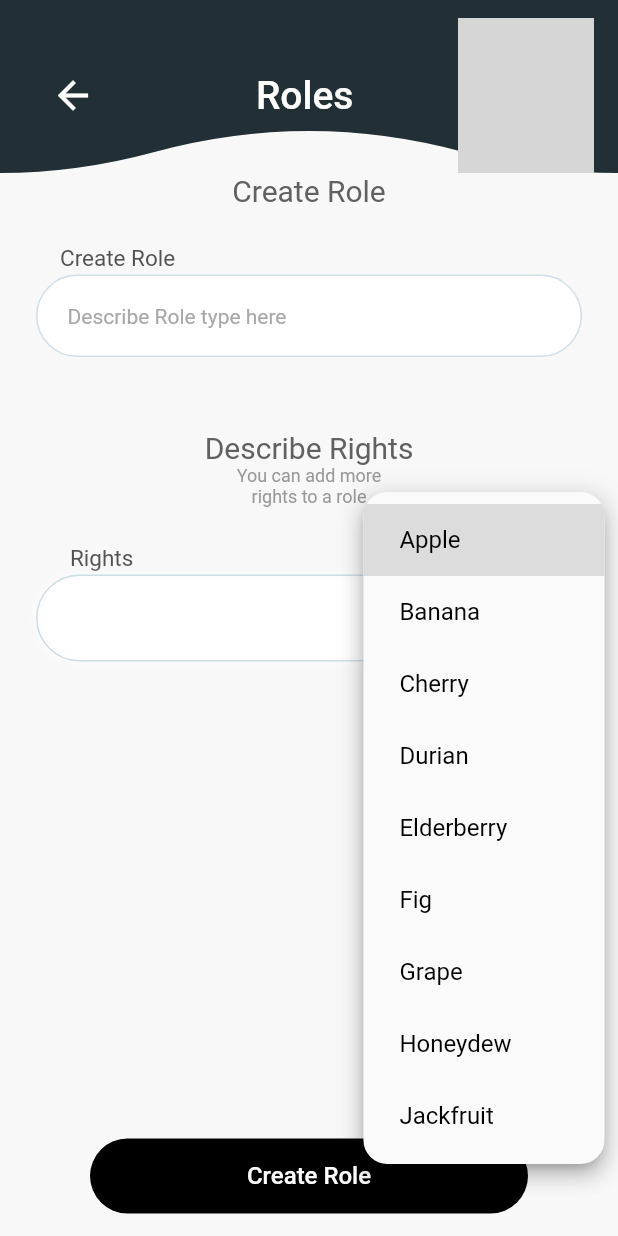
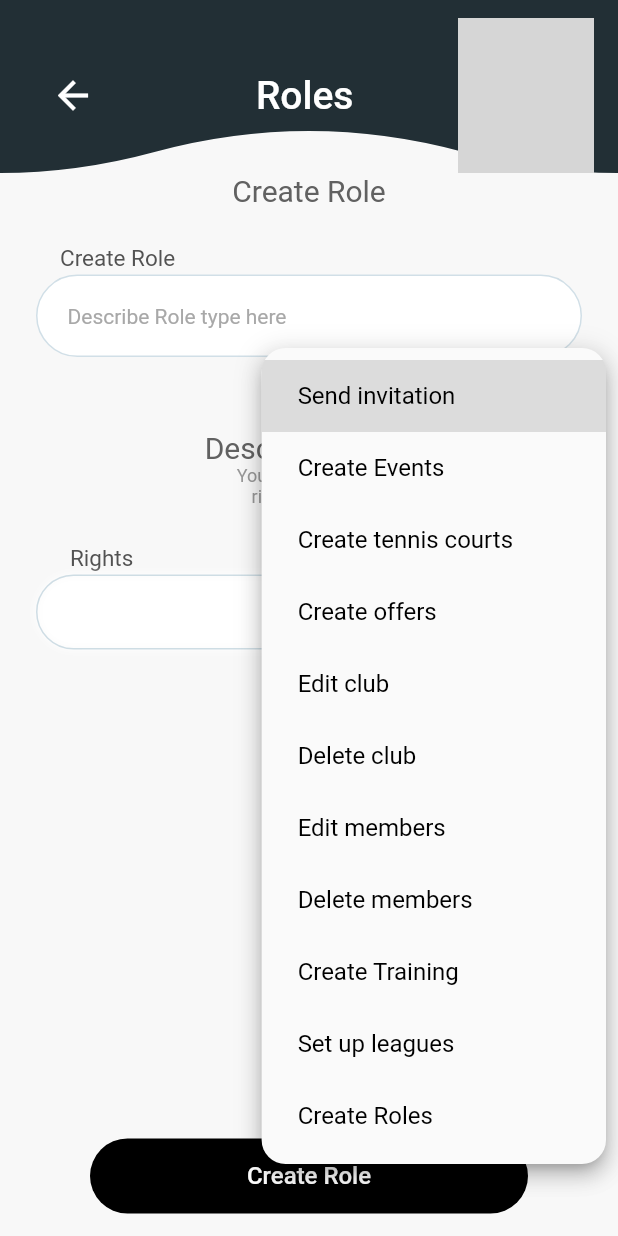
Before and after one commit to El-Sayed-Mustafa/Tennis-App, a Flutter app: the screen it shows after launch, after a tap on the "arrow drop down" icon, on a phone screen of 412 x 824 dp. Run offline on Flutter 3.47's test engine with Material 2 defaults, Android fonts, the phone set to English and light mode, and no system bars; our stand-ins replace bloc, carousel_slider, cloud_firestore, curved_navigation_bar, firebase_auth, firebase_core and 10 more; accounts and stored records are empty; Roboto replaces fonts that are missing (Poppins); grey boxes are pictures that could not be loaded.

Commit message:
bug fix in roles screen

```diff
--- a/lib/Main-Features/Featured/roles/create_role/view/widgets/rights_selector.dart
+++ b/lib/Main-Features/Featured/roles/create_role/view/widgets/rights_selector.dart
@@ -16,15 +16,17 @@ class RightSelector extends StatefulWidget {
 
 class _RightSelectorState extends State<RightSelector> {
   List<String> words = [
-    'Apple',
-    'Banana',
-    'Cherry',
-    'Durian',
-    'Elderberry',
-    'Fig',
-    'Grape',
-    'Honeydew',
-    'Jackfruit',
+    'Send invitation',
+    'Create Events',
+    'Create tennis courts',
+    'Create offers',
+    'Edit club',
+    'Delete club',
+    'Edit members',
+    'Delete members',
+    'Create Training',
+    'Set up leagues',
+    'Create Roles',
   ];
 
   List<Color> wordColors = [
@@ -54,11 +56,24 @@ class _RightSelectorState extends State<RightSelector> {
             ),
           ),
         ),
-        Container(
-          padding: const EdgeInsets.symmetric(horizontal: 8.0, vertical: 4),
+        SizedBox(
+          width: double.infinity,
+          child: Stack(
+            children: [
+              LayoutBuilder(
+                builder: (context, constraints) {
+                  final containerHeight =
+                      widget.selectedWords.isNotEmpty ? null : 50.0;
+
+                  return Container(
+                    width: double.infinity,
+                    height: containerHeight,
+                    padding: const EdgeInsets.symmetric(
+                        horizontal: 8.0, vertical: 4),
                     decoration: BoxDecoration(
                       borderRadius: BorderRadius.circular(30),
-            border: Border.all(color: const Color(0x300A557F), width: 1),
+                      border:
+                          Border.all(color: const Color(0x300A557F), width: 1),
                       boxShadow: const [
                         BoxShadow(
                           color: Colors.white,
@@ -67,16 +82,14 @@ class _RightSelectorState extends State<RightSelector> {
                         ),
                       ],
                     ),
-          child: Row(
-            children: [
-              Expanded(
                     child: Wrap(
-                  spacing: 8.0,
-                  runSpacing: 8.0,
+                      spacing: 6.0,
+                      runSpacing: 6.0,
                       children: widget.selectedWords.map<Widget>((String word) {
                         return Container(
                           decoration: ShapeDecoration(
-                        color: wordColors[widget.selectedWords.indexOf(word) %
+                            color: wordColors[
+                                widget.selectedWords.indexOf(word) %
                                     wordColors.length],
                             shape: RoundedRectangleBorder(
                               borderRadius: BorderRadius.circular(20),
@@ -88,8 +101,13 @@ class _RightSelectorState extends State<RightSelector> {
                         );
                       }).toList(),
                     ),
+                  );
+                },
               ),
-              DropdownButtonHideUnderline(
+              Positioned(
+                right: 8,
+                top: 0,
+                child: DropdownButtonHideUnderline(
                   child: DropdownButton<String>(
                     value: null,
                     onChanged: (String? newValue) {
@@ -125,6 +143,7 @@ class _RightSelectorState extends State<RightSelector> {
                     }).toList(),
                   ),
                 ),
+              ),
             ],
           ),
         ),
--- a/lib/Main-Features/Featured/roles/roles_list/view/roles_list_screen.dart
+++ b/lib/Main-Features/Featured/roles/roles_list/view/roles_list_screen.dart
@@ -0,0 +1,10 @@
+import 'package:flutter/material.dart';
+
+class RolesScree extends StatelessWidget {
+  const RolesScree({super.key});
+
+  @override
+  Widget build(BuildContext context) {
+    return Container();
+  }
+}
```
Lines whose indentation alone changed are shown as unchanged.
